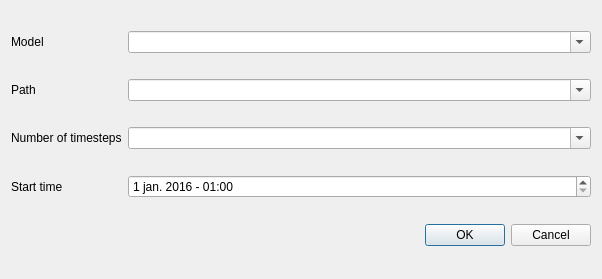
The window that jrodos_dialog_base.ui (rduivenvoorde/jrodos) describes before a commit, drawn with Qt 5.
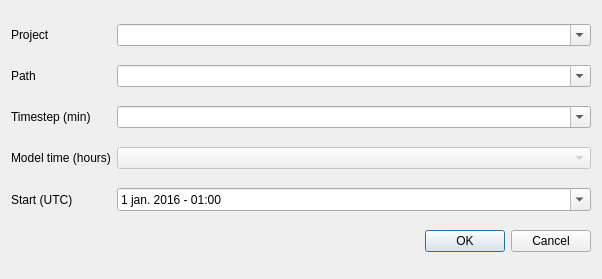
The same window after the commit.

Patch:
```diff
--- a/jrodos_dialog_base.ui
+++ b/jrodos_dialog_base.ui
@@ -15,13 +15,13 @@
   </property>
   <layout class="QGridLayout" name="gridLayout">
    <item row="3" column="0">
-    <widget class="QLabel" name="lbl_start_time">
+    <widget class="QLabel" name="label">
      <property name="text">
-      <string>Start time</string>
+      <string>Model time (hours)</string>
      </property>
     </widget>
    </item>
-   <item row="3" column="1">
+   <item row="4" column="1">
     <widget class="QDateTimeEdit" name="dateTime_start">
      <property name="locale">
       <locale language="Dutch" country="Netherlands"/>
@@ -39,9 +39,12 @@
      <property name="displayFormat">
       <string>d MMM yyyy - HH:mm</string>
      </property>
+     <property name="calendarPopup">
+      <bool>true</bool>
+     </property>
     </widget>
    </item>
-   <item row="4" column="1">
+   <item row="5" column="1">
     <widget class="QDialogButtonBox" name="button_box">
      <property name="orientation">
       <enum>Qt::Horizontal</enum>
@@ -54,7 +57,7 @@
    <item row="0" column="0">
     <widget class="QLabel" name="lbl_model">
      <property name="text">
-      <string>Model</string>
+      <string>Project</string>
      </property>
     </widget>
    </item>
@@ -68,7 +71,7 @@
    <item row="2" column="0">
     <widget class="QLabel" name="lbl_steps">
      <property name="text">
-      <string>Number of timesteps</string>
+      <string>Timestep (min)</string>
      </property>
     </widget>
    </item>
@@ -93,6 +96,20 @@
      </property>
     </widget>
    </item>
+   <item row="3" column="1">
+    <widget class="QComboBox" name="combo_model_length">
+     <property name="enabled">
+      <bool>false</bool>
+     </property>
+    </widget>
+   </item>
+   <item row="4" column="0">
+    <widget class="QLabel" name="lbl_start_time">
+     <property name="text">
+      <string>Start (UTC)</string>
+     </property>
+    </widget>
+   </item>
   </layout>
  </widget>
  <resources/>
```
Left out of the diff: 4 changed lines with no effect on the pictures.
